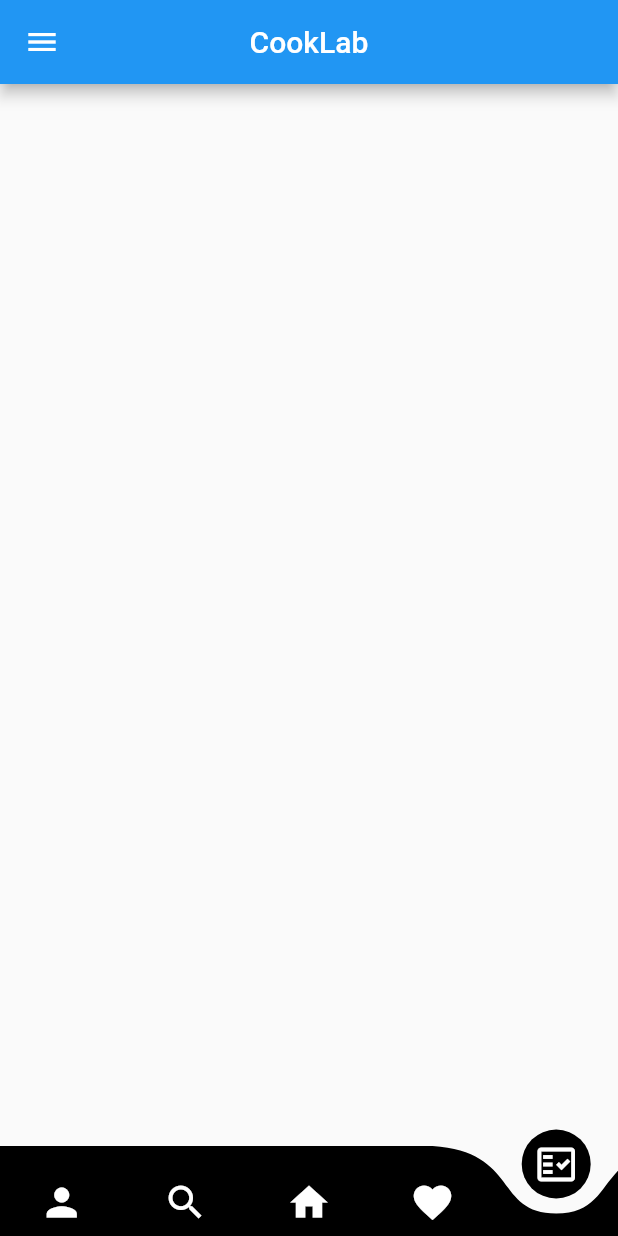
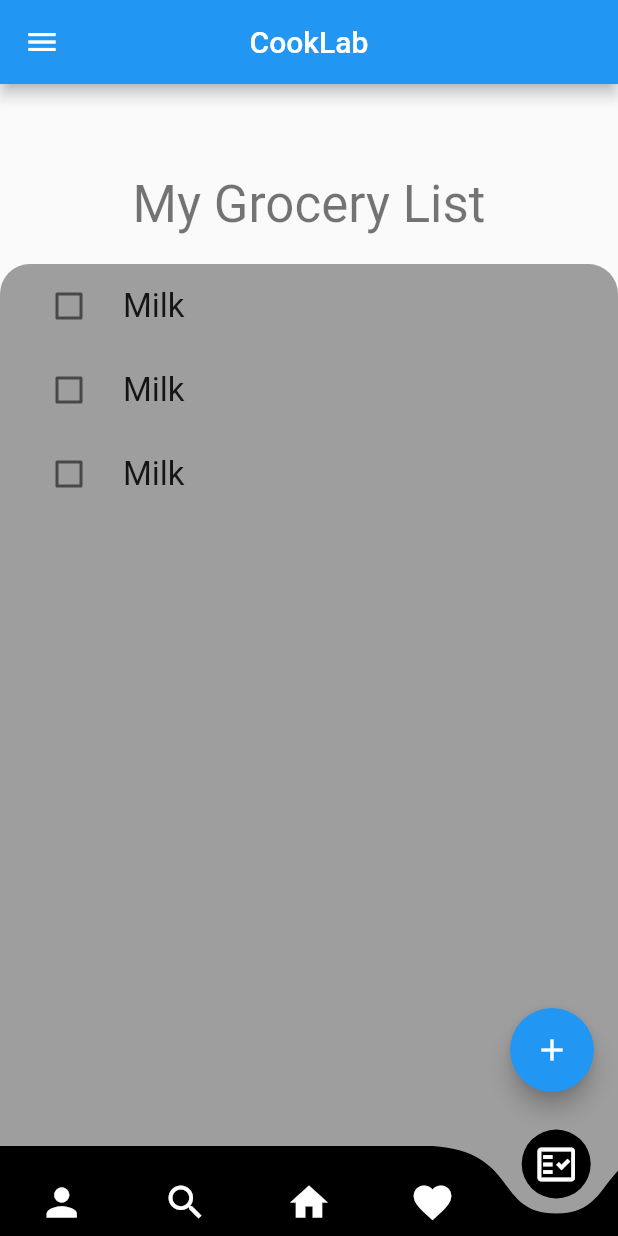
Before and after one commit to ioanapeptanaru/cook_lab, a Flutter app: the AppPage screen opened directly, item 5 of the bottom bar chosen, on a phone screen of 412 x 824 dp. Run offline on Flutter 3.47's test engine with Material 2 defaults, Android fonts, the phone set to English and light mode, and no system bars; drawn by our look-alikes of curved_navigation_bar; our stand-ins replace get, introduction_screen, shared_preferences; accounts and stored records are empty.

Commit message:
Added grocery list page:  * functional CheckboxListTile  * UI for popup add window

```diff
--- a/lib/Forms/todo_list.dart
+++ b/lib/Forms/todo_list.dart
@@ -1,15 +1,75 @@
+// ignore_for_file: prefer_const_constructors
+
 import 'package:flutter/material.dart';
+import 'package:cook_lab/Widgets/task_list.dart';
 
-class ToDo_List extends StatefulWidget {
-  const ToDo_List({Key? key}) : super(key: key);
-
+class ToDoList extends StatefulWidget {
   @override
-  _ToDo_ListState createState() => _ToDo_ListState();
+  _ToDoListState createState() => _ToDoListState();
 }
 
-class _ToDo_ListState extends State<ToDo_List> {
+class _ToDoListState extends State<ToDoList> {
   @override
   Widget build(BuildContext context) {
-    return Container();
+    return Scaffold(
+      floatingActionButton: Padding(
+        padding: EdgeInsets.only(bottom: 80.0),
+        child: FloatingActionButton(
+          child: Icon(
+            Icons.add,
+            color: Colors.white,
+          ),
+          onPressed: () {
+            showModalBottomSheet(
+                context: context,
+                builder: (context) => Container(
+                    color: Colors.white12,
+                    child: Container(
+                      padding: EdgeInsets.all(40.0),
+                      decoration: BoxDecoration(
+                          color: Colors.grey,
+                          borderRadius: BorderRadius.only(
+                              topLeft: Radius.circular(20.0),
+                              topRight: Radius.circular(20.0))),
+
+                      child: Column(
+                        children: [
+                          Text('Add item',
+                          style: Theme.of(context).textTheme.headline4,),
+                          TextField(
+                            textAlign: TextAlign.center,
+                            autofocus: true,
+                          ),
+                          SizedBox(height: 20,),
+                          ElevatedButton(onPressed: (){}, child: Text('Add item'))
+                        ],
+                      ),
+                    )));
+          },
+        ),
+      ),
+      body: Container(
+        width: double.infinity,
+        padding: EdgeInsets.only(top: 60.0),
+        child: Column(
+          children: <Widget>[
+            Text('My Grocery List',
+                style: Theme.of(context).textTheme.headline4),
+            SizedBox(height: 20.0),
+            Expanded(
+              child: Container(
+                padding: EdgeInsets.symmetric(horizontal: 10.0),
+                decoration: BoxDecoration(
+                    color: Colors.grey,
+                    borderRadius: BorderRadius.only(
+                        topLeft: Radius.circular(20.0),
+                        topRight: Radius.circular(20.0))),
+                child: TaskList(),
+              ),
+            )
+          ],
+        ),
+      ),
+    );
   }
 }
--- a/lib/Pages/grocerylist_page.dart
+++ b/lib/Pages/grocerylist_page.dart
@@ -2,14 +2,10 @@
 import 'package:flutter/material.dart';
 import 'package:cook_lab/Forms/todo_list.dart';
 
+class GroceryListPage extends TemplatePage {
 
-class GroceryListPage extends TemplatePage
-{
   @override
   Widget getBody() {
-    return Scaffold(
-      body: ToDo_List(),
-    );
+    return ToDoList();
   }
-
 }
--- a/lib/Pages/profile_page.dart
+++ b/lib/Pages/profile_page.dart
@@ -13,7 +13,6 @@
             children: [
               Text(
                 'My Profile',
-                textAlign: TextAlign.center,
                 style: TextStyle(
                   fontSize: 34,
                 ),
--- /dev/null
+++ b/lib/Widgets/task_list.dart
@@ -0,0 +1,15 @@
+import 'package:flutter/material.dart';
+import 'package:cook_lab/Widgets/task_tile.dart';
+
+class TaskList extends StatelessWidget {
+  @override
+  Widget build(BuildContext context) {
+    return ListView(
+      children: [
+        TaskTile(),
+        TaskTile(),
+        TaskTile(),
+      ],
+    );
+  }
+}
--- /dev/null
+++ b/lib/Widgets/task_tile.dart
@@ -0,0 +1,57 @@
+import 'package:flutter/material.dart';
+
+bool toggle = false;
+
+class _strikeThrough extends StatelessWidget {
+  bool todoToggle;
+  String todoText;
+
+  _strikeThrough({required this.todoToggle, required this.todoText}) : super();
+
+  Widget _strikewidget() {
+    if (todoToggle == false) {
+      return Text(
+        todoText,
+        style: TextStyle(fontSize: 22.0),
+      );
+    } else {
+      return Text(
+        todoText,
+        style: TextStyle(
+          fontSize: 22.0,
+          decoration: TextDecoration.lineThrough,
+        ),
+      );
+    }
+  }
+
+  @override
+  Widget build(BuildContext context) {
+    return _strikewidget();
+  }
+}
+
+class TaskTile extends StatefulWidget {
+  @override
+  State<TaskTile> createState() => TaskTileState();
+}
+
+class TaskTileState extends State<TaskTile> {
+  @override
+  Widget build(BuildContext context) {
+    return CheckboxListTile(
+      value: toggle,
+      onChanged: (bool) {
+        setState(() {
+          if (!bool!) {
+            toggle = false;
+          } else {
+            toggle = true;
+          }
+        });
+      },
+      title: _strikeThrough(todoText: 'Milk', todoToggle: toggle),
+      controlAffinity: ListTileControlAffinity.leading,
+    );
+  }
+}
--- a/lib/main.dart
+++ b/lib/main.dart
@@ -52,7 +52,9 @@
   Widget build(BuildContext context) {
     return GetMaterialApp(
       title: 'Cook Lab',
-      theme: ThemeData.light(),
+      theme: ThemeData(
+      primarySwatch: Colors.blue,
+    ),
       darkTheme: ThemeData.dark(),
       themeMode: getSavedTheme(),
       //home: AppPage(pageIndex: PAGE.Category.index,),
```
Also changed, not shown: pubspec.lock, 2 other files.
